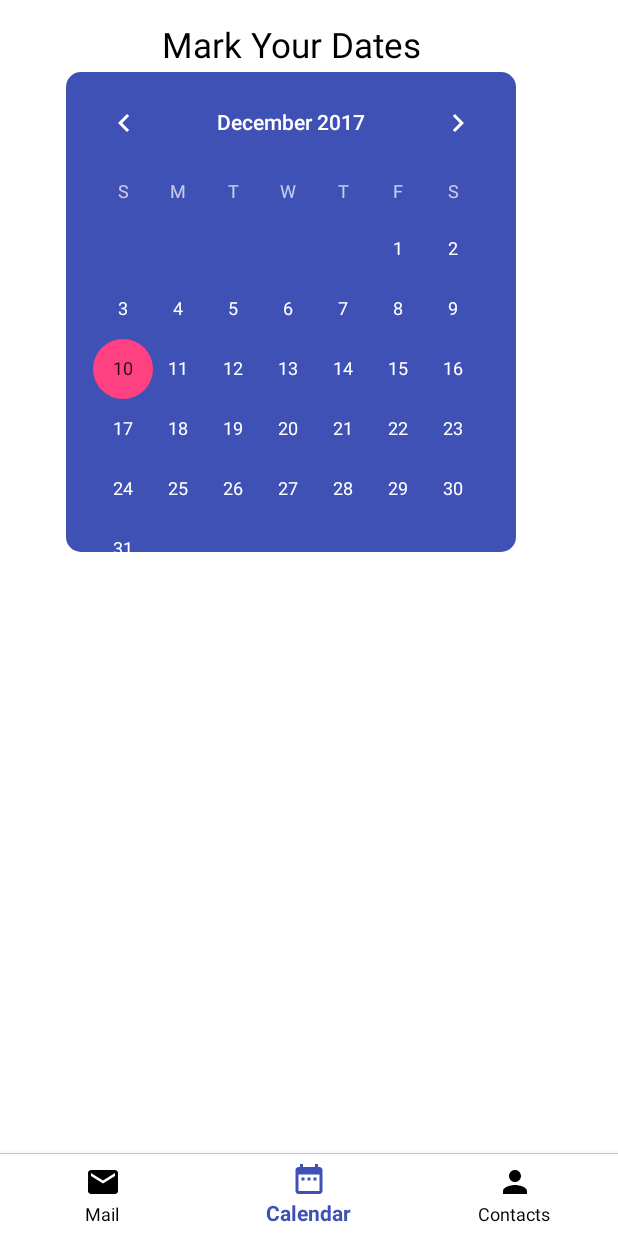
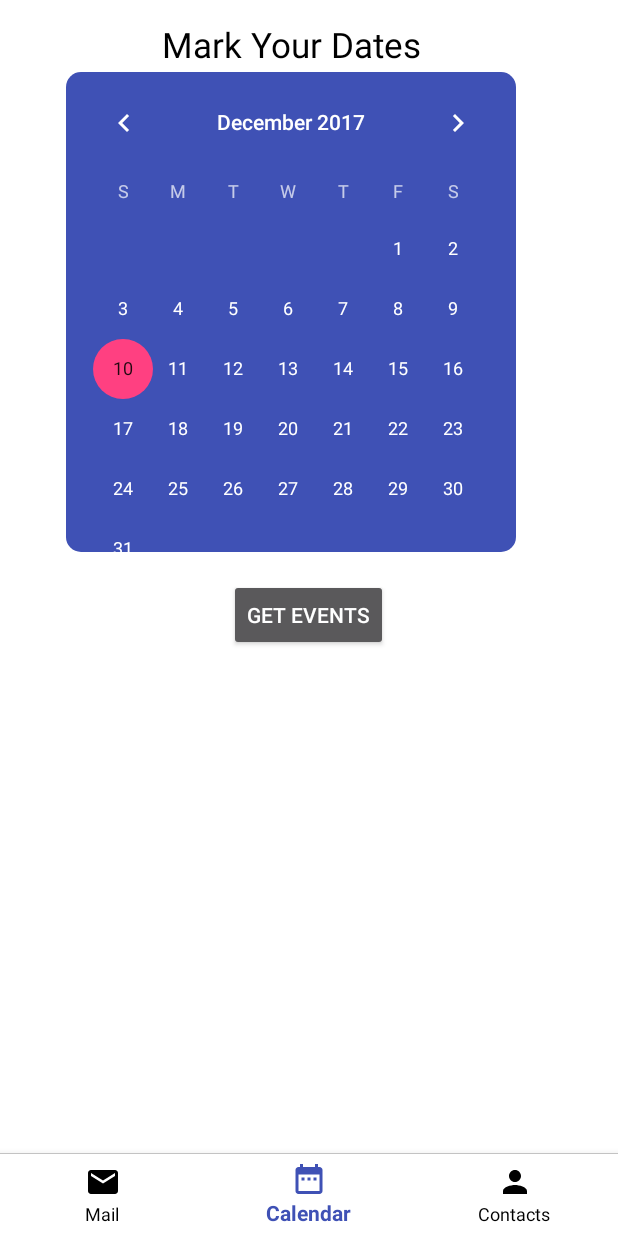
Before and after one commit to TimVanLoon/Integrated-Project-Mobile, an Android app: the screen it shows after launch (CalendarActivity), item 2 of the bottom bar chosen, on a phone screen of 412 x 824 dp. Run offline under Robolectric (Android 15) with nearby library versions, the phone set to English and light mode, and no system bars; our stand-ins replace Volley; libraries missing offline, so code that uses them is left out: com.microsoft.identity; 6 statements that could not run were skipped.

Commit message:
List events activity toegevoegd

```diff
--- a/Project_Mobile/app/src/main/AndroidManifest.xml
+++ b/Project_Mobile/app/src/main/AndroidManifest.xml
@@ -35,8 +35,9 @@
             </intent-filter>
         </activity>
         <activity android:name=".DisplayMailActivity" />
-        <activity android:name=".SendMailActivity"></activity>
-        <activity android:name=".CalendarActivity"></activity>
+        <activity android:name=".SendMailActivity" />
+        <activity android:name=".CalendarActivity" />
+        <activity android:name=".ListEventsActivity"></activity>
     </application>
 
 </manifest>
--- a/Project_Mobile/app/src/main/java/com/example/keiichi/project_mobile/ListMailsActvity.java
+++ b/Project_Mobile/app/src/main/java/com/example/keiichi/project_mobile/ListMailsActvity.java
@@ -59,6 +59,8 @@ public class ListMailsActvity extends AppCompatActivity {
     private ListView mListview;
     private View mailLayout;
 
+    private String accessToken;
+
     BottomNavigationView mBottomNav;
 
 
@@ -97,6 +99,7 @@ public class ListMailsActvity extends AppCompatActivity {
 
                     case R.id.action_calendar:
                         Intent intentCalendar = new Intent(ListMailsActvity.this, CalendarActivity.class);
+                        intentCalendar.putExtra("AccessToken", accessToken);
                         startActivity(intentCalendar);
                         break;
                     case R.id.action_mail:
@@ -192,6 +195,9 @@ public class ListMailsActvity extends AppCompatActivity {
 
             /* Store the authResult */
                 authResult = authenticationResult;
+
+                // accesstoken in var steken
+                accessToken = authResult.getAccessToken();
 
             /* call graph */
                 callGraphAPI();
@@ -356,6 +362,7 @@ public class ListMailsActvity extends AppCompatActivity {
         System.out.println(object.get("from"));
 
 
+
         MailAdapter mailAdapter = new MailAdapter(this, mailJsonArray);
         mListview.setAdapter(mailAdapter);
         final JSONArray finalMailJsonArray = mailJsonArray;
--- a/Project_Mobile/app/src/main/res/layout/activity_calendar.xml
+++ b/Project_Mobile/app/src/main/res/layout/activity_calendar.xml
@@ -53,4 +53,13 @@
 
     </android.support.design.widget.BottomNavigationView>
 
+    <Button
+        android:id="@+id/eventsButton"
+        android:layout_width="wrap_content"
+        android:layout_height="wrap_content"
+        android:layout_below="@+id/linearLayout"
+        android:layout_centerHorizontal="true"
+        android:layout_marginTop="18dp"
+        android:text="Get Events" />
+
 </RelativeLayout>
```
Also changed, not shown: Project_Mobile/app/src/main/java/com/example/keiichi/project_mobile/CalendarActivity.java (+122 -0 lines), Project_Mobile/app/src/main/java/com/example/keiichi/project_mobile/ListEventsActivity.java (added, +13 -0 lines), Project_Mobile/app/src/main/res/layout/activity_list_events.xml (added, +9 -0 lines).
